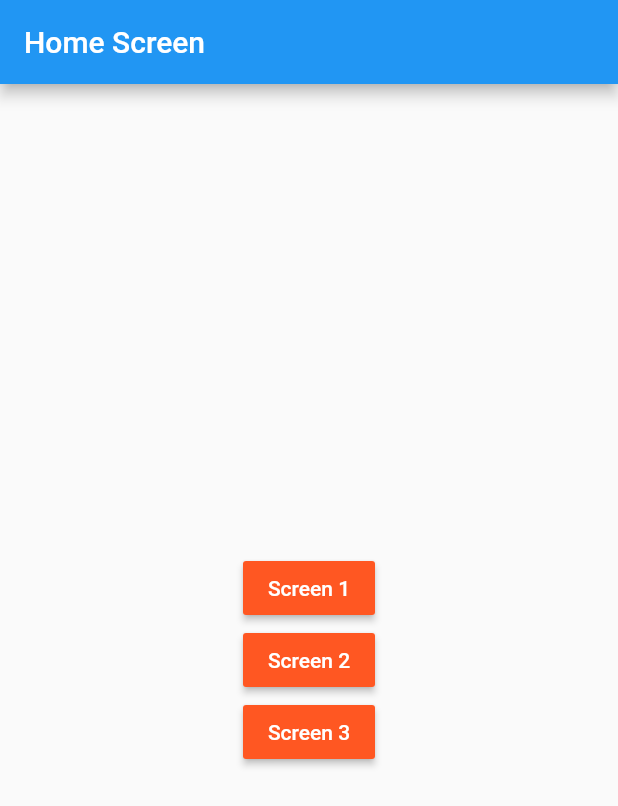
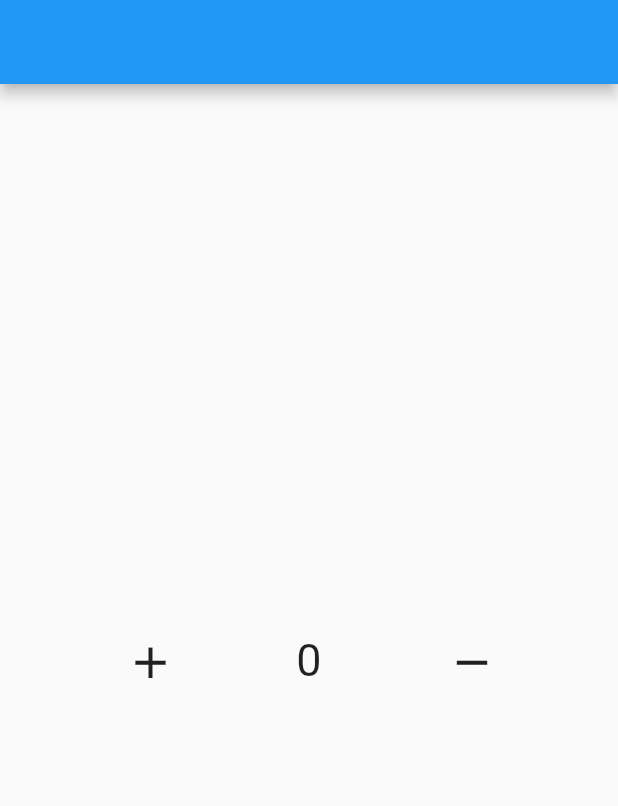
Before and after one commit to Mohamed-Yassien/flutter_get_x, a Flutter app: the screen it shows after launch, on a phone screen of 412 x 824 dp. Shown: the top 806 px of the screen. Run offline on Flutter 3.47's test engine with Material 2 defaults, Android fonts, the phone set to English and light mode, and no system bars; our stand-ins replace get.

```diff
--- /dev/null
+++ b/lib/controller/home_controller.dart
@@ -0,0 +1,13 @@
+import 'package:get/get.dart';
+
+class HomeController extends GetxController {
+  RxInt counter = 0.obs;
+
+  void increment() {
+    counter++;
+  }
+
+  void decrement() {
+    counter--;
+  }
+}
--- a/lib/main.dart
+++ b/lib/main.dart
@@ -1,6 +1,7 @@
 import 'package:flutter/material.dart';
-import 'package:flutter_getx/screens/home_screen.dart';
 import 'package:get/get.dart';
+
+import 'view/screens/home_screen.dart';
 
 main() {
   runApp(const MyApp());
@@ -11,7 +12,7 @@ class MyApp extends StatelessWidget {
 
   @override
   Widget build(BuildContext context) {
-    return const GetMaterialApp(
+    return  GetMaterialApp(
       debugShowCheckedModeBanner: false,
       home: HomeScreen(),
     );
--- a/lib/screens/home_screen.dart
+++ /dev/null
@@ -1,68 +0,0 @@
-import 'package:flutter/material.dart';
-import 'package:flutter_getx/screens/screen_one.dart';
-import 'package:flutter_getx/screens/screen_three.dart';
-import 'package:flutter_getx/screens/screen_two.dart';
-import 'package:get/get.dart';
-
-class HomeScreen extends StatelessWidget {
-  const HomeScreen({Key? key}) : super(key: key);
-
-  @override
-  Widget build(BuildContext context) {
-    return Scaffold(
-      appBar: AppBar(
-        title: const Text('Home Screen'),
-      ),
-      body: Center(
-        child: Column(
-          mainAxisAlignment: MainAxisAlignment.center,
-          crossAxisAlignment: CrossAxisAlignment.center,
-          children: [
-            MaterialButton(
-              color: Colors.deepOrange,
-              onPressed: () {
-                Get.off(
-                  const ScreenOne(),
-                  curve: Curves.slowMiddle,
-                  duration:const Duration(
-                    milliseconds: 800,
-                  ),
-                );
-              },
-              child: const Text(
-                'Screen 1',
-                style: TextStyle(
-                  color: Colors.white,
-                ),
-              ),
-            ),
-            MaterialButton(
-              color: Colors.deepOrange,
-              onPressed: () {
-                Get.to(const ScreenTwo());
-              },
-              child: const Text(
-                'Screen 2',
-                style: TextStyle(
-                  color: Colors.white,
-                ),
-              ),
-            ),
-            MaterialButton(
-              color: Colors.deepOrange,
-              onPressed: () {
-                Get.to(const ScreenThree());
-              },
-              child: const Text(
-                'Screen 3',
-                style: TextStyle(
-                  color: Colors.white,
-                ),
-              ),
-            ),
-          ],
-        ),
-      ),
-    );
-  }
-}
--- /dev/null
+++ b/lib/view/screens/home_screen.dart
@@ -0,0 +1,49 @@
+import 'package:flutter/material.dart';
+import 'package:flutter_getx/controller/home_controller.dart';
+import 'package:get/get.dart';
+
+class HomeScreen extends StatelessWidget {
+   HomeScreen({Key? key}) : super(key: key);
+
+  final HomeController controller = Get.put(HomeController());
+
+  @override
+  Widget build(BuildContext context) {
+    return Scaffold(
+      appBar: AppBar(),
+      body: Center(
+        child: Obx(
+          () => Row(
+            mainAxisAlignment: MainAxisAlignment.spaceEvenly,
+            children: [
+              IconButton(
+                onPressed: () {
+                  controller.increment();
+                },
+                icon: const Icon(
+                  Icons.add,
+                  size: 35,
+                ),
+              ),
+              Text(
+                '${controller.counter}',
+                style: const TextStyle(
+                  fontSize: 30,
+                ),
+              ),
+              IconButton(
+                onPressed: () {
+                  controller.decrement();
+                },
+                icon: const Icon(
+                  Icons.remove,
+                  size: 35,
+                ),
+              ),
+            ],
+          ),
+        ),
+      ),
+    );
+  }
+}
```
Also changed, not shown: lib/view/screens/screen_one.dart (renamed from lib/screens/screen_one.dart), lib/view/screens/screen_three.dart (renamed from lib/screens/screen_three.dart), lib/view/screens/screen_two.dart (renamed from lib/screens/screen_two.dart).
